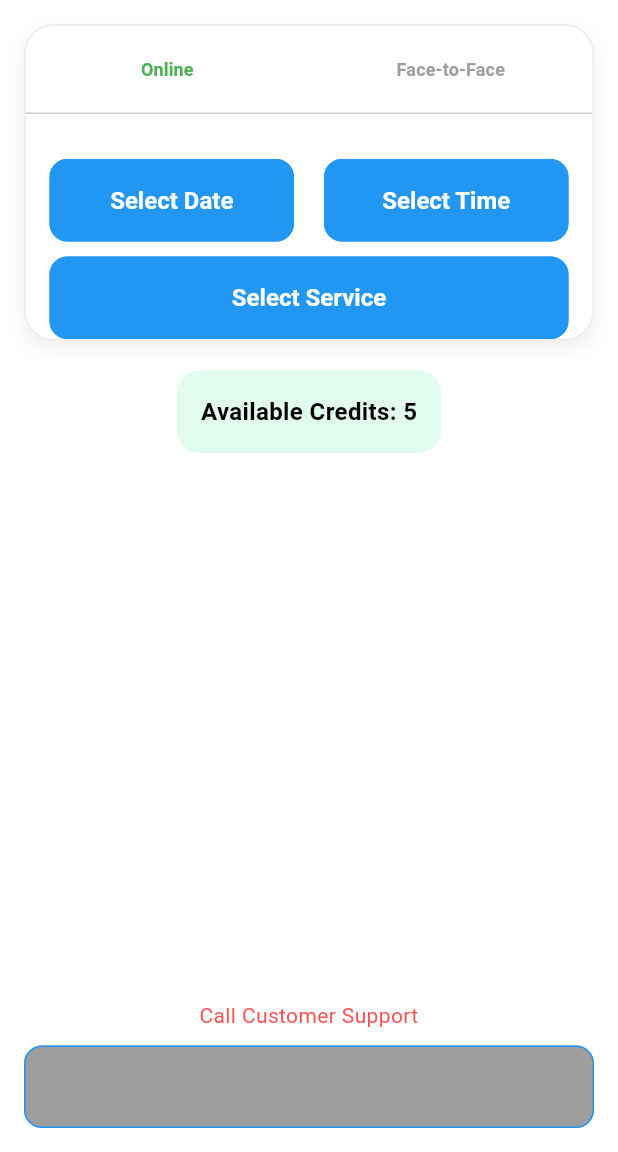
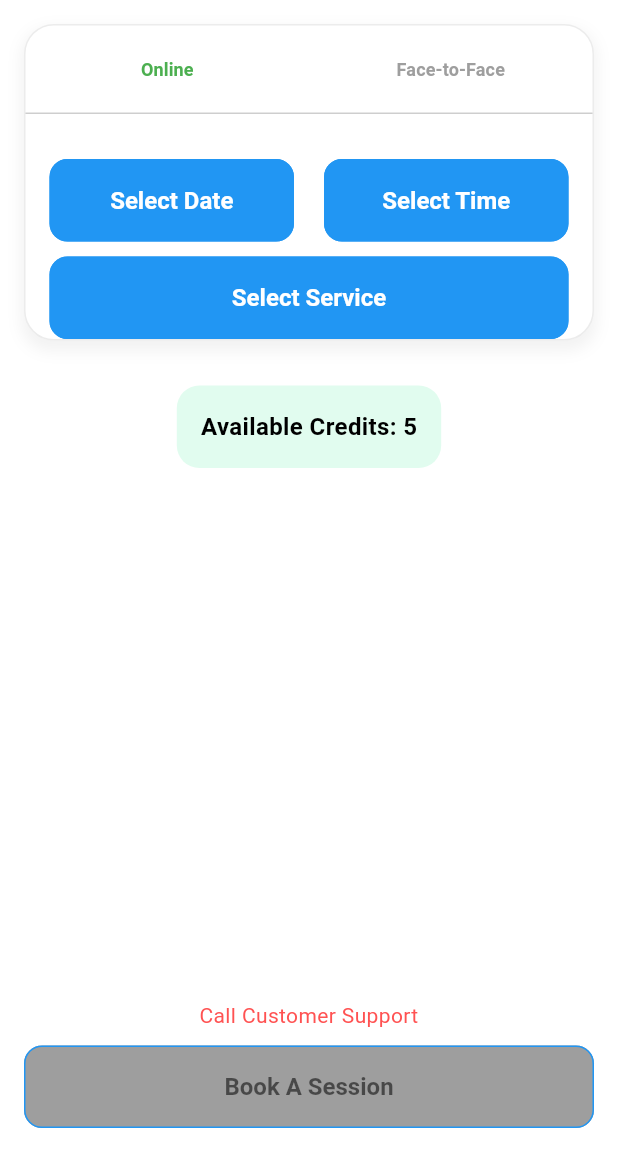
Before and after one commit to JericoDj/MentalHealth, a Flutter app: the ConsultationScreen screen opened directly, on a phone screen of 412 x 824 dp, the part 84-1236 px from its top. Run offline on Flutter 3.47's test engine with Material 3 defaults, Android fonts, the phone set to English and light mode, and no system bars; our stand-ins replace carousel_slider, connectivity_plus, firebase_auth, firebase_core, flutter_native_splash, get and 4 more; accounts and stored records are empty.

Commit message:
Third Commit

```diff
--- a/lib/screens/homescreen/consultation_touchpoint/consultation_screen.dart
+++ b/lib/screens/homescreen/consultation_touchpoint/consultation_screen.dart
@@ -1,6 +1,8 @@
 import 'package:flutter/material.dart';
 import 'package:get/get.dart';
 import 'package:intl/intl.dart';
+import '../../../widgets/homescreen_widgets/consultation_screen_widgets/consultation_form.dart';
+import '../../../widgets/homescreen_widgets/consultation_screen_widgets/bottom_buttons.dart';
 import '../../../widgets/homescreen_widgets/call_customer_support_widget.dart';
 import '../booking_review_screen.dart';
 
@@ -17,36 +19,6 @@ class _ConsultationScreenState extends State<ConsultationScreen> {
   TimeOfDay? _selectedTime;
   String? _selectedService;
   int availableCredits = 5;
-
-  final List<String> _specialists = [
-    "Psychological Assessment",
-    "Consultation",
-    "Couple Therapy/Counseling",
-    "Counseling and Psychotherapy",
-  ];
-
-  final Map<String, String> _serviceDetails = {
-    "Psychological Assessment":
-    "Use of integrative tools such as testing, interviews, observation, or other assessment tools for a "
-        "comprehensive understanding of a client’s system, concern, or condition depending on their needs and "
-        "purpose (e.g. school, employment, diagnosis, legal requirement, emotional support animal).",
-
-    "Consultation":
-    "A session where you can freely express, share, and consult your mental health concerns, experiences, "
-        "thoughts, and emotions. A recommendation or established therapeutic goals will be provided at the end of this "
-        "session.\n\n"
-        "A. Psychiatric Consultation – A consultation with a psychiatrist.\n"
-        "B. Adult Psychological Consultation – A session for adults with a psychologist.\n"
-        "C. Child and Adolescent Psychological Consultation – A session for children and adolescents with a psychologist.",
-
-    "Couple Therapy/Counseling":
-    "An intervention aimed at helping couples build healthy relationships and facilitate conflict resolution "
-        "to overcome issues that hinder a satisfying relationship.",
-
-    "Counseling and Psychotherapy":
-    "A therapeutic session with a psychologist to assist a client towards healing, intervention, or recovery from "
-        "their concerns, experiences, trauma, or any psychological and mental health challenges."
-  };
 
   // Pick Date
   void _pickDate() async {
@@ -80,21 +52,17 @@ class _ConsultationScreenState extends State<ConsultationScreen> {
   void _showSpecialistPicker() async {
     final service = await showModalBottomSheet<String>(
       context: context,
-      builder: (context) => ListView.builder(
-        itemCount: _specialists.length,
-        itemBuilder: (context, index) => ListTile(
-          title: Text(_specialists[index]),
-          trailing: IconButton(
-            icon: const Icon(Icons.info_outline, color: Colors.blue),
-            onPressed: () {
-              Navigator.of(context).pop();
-              _showServiceDetails(_specialists[index]);
+      builder: (context) => ListView(
+        children: _specialists.entries.map((entry) {
+          return ListTile(
+            title: Text(entry.key),
+            subtitle: Text(entry.value, maxLines: 2, overflow: TextOverflow.ellipsis),
+            trailing: const Icon(Icons.info_outline, color: Colors.blue),
+            onTap: () {
+              Navigator.of(context).pop(entry.key);
             },
-          ),
-          onTap: () {
-            Navigator.of(context).pop(_specialists[index]);
-          },
-        ),
+          );
+        }).toList(),
       ),
     );
     if (service != null) {
@@ -104,157 +72,44 @@ class _ConsultationScreenState extends State<ConsultationScreen> {
     }
   }
 
-  // Show Service Details
-  void _showServiceDetails(String service) {
-    showDialog(
-      context: context,
-      builder: (context) {
-        return AlertDialog(
-          title: Text(service),
-          content: Text(_serviceDetails[service] ?? "No description available."),
-          actions: [
-            TextButton(
-              onPressed: () => Navigator.of(context).pop(),
-              child: const Text("Close"),
-            ),
-          ],
-        );
-      },
-    );
-  }
+  // Service Options
+  final Map<String, String> _specialists = {
+    "Psychological Assessment":
+    "Comprehensive assessment through interviews and tests.",
+    "Consultation":
+    "General consultation to address mental health concerns.",
+    "Couple Therapy/Counseling":
+    "Help couples resolve conflicts and improve relationships.",
+    "Counseling and Psychotherapy":
+    "Therapy sessions aimed at healing and mental well-being.",
+  };
 
   // Customer Support Popup
   void _showCustomerSupportPopup() {
     showDialog(
       context: context,
-      builder: (context) =>CallCustomerSupportPopup(),
+      builder: (context) => CallCustomerSupportPopup(),
     );
   }
 
-  // Build Consultation Form
-  Widget _buildConsultationForm() {
-    String _formatDate(DateTime date) =>
-        DateFormat('EEE., MMM. d').format(date);
-
-    String _formatTime(TimeOfDay time) {
-      final now = DateTime.now();
-      final dt = DateTime(now.year, now.month, now.day, time.hour, time.minute);
-      return DateFormat('h:mm a').format(dt);
+  // Book Session
+  void _bookSession() {
+    if (_selectedDate != null && _selectedTime != null && _selectedService != null) {
+      Get.to(() => BookingReviewScreen(
+        consultationType: _selectedConsultationType,
+        selectedDate: DateFormat('EEE., MMM. d').format(_selectedDate!),
+        selectedTime: _selectedTime!.format(context),
+        service: _selectedService!,
+      ));
     }
-
-    return Container(
-      padding: const EdgeInsets.all(0),
-      decoration: BoxDecoration(
-        border: Border.all(color: Colors.grey.withOpacity(.2)),
-        color: Colors.white,
-        borderRadius: BorderRadius.circular(20),
-        boxShadow: [
-          BoxShadow(
-            color: Colors.black.withOpacity(0.05),
-            spreadRadius: 2,
-            blurRadius: 8,
-            offset: const Offset(0, 5),
-          ),
-        ],
-      ),
-      child: Column(
-        crossAxisAlignment: CrossAxisAlignment.stretch,
-        children: [
-          // Consultation Type Toggle
-          Container(
-            decoration: BoxDecoration(
-              border: Border(bottom: BorderSide(color: Colors.grey.withOpacity(0.5))),
-            ),
-            padding: const EdgeInsets.symmetric(vertical: 5),
-            child: Row(
-              children: [
-                _buildToggleTextButton("Online"),
-                _buildToggleTextButton("Face-to-Face"),
-              ],
-            ),
-          ),
-          const SizedBox(height: 30),
-
-          // Date and Time Selection
-          _buildDateTimeSelection(_formatDate, _formatTime),
-
-          const SizedBox(height: 10),
-
-          // Specialist Selection
-          _buildSpecialistSelection(),
-        ],
-      ),
-    );
   }
 
-  Widget _buildDateTimeSelection(_formatDate, _formatTime) {
-    return Padding(
-      padding: const EdgeInsets.symmetric(horizontal: 16),
-      child: Row(
-        children: [
-          Expanded(
-            child: ElevatedButton(
-              onPressed: _pickDate,
-              child: Text(
-                _selectedDate == null
-                    ? "Select Date"
-                    : _formatDate(_selectedDate!),
-              ),
-            ),
-          ),
-          const SizedBox(width: 20),
-          Expanded(
-            child: ElevatedButton(
-              onPressed: _pickTime,
-              child: Text(
-                _selectedTime == null
-                    ? "Select Time"
-                    : _formatTime(_selectedTime!),
-              ),
-            ),
-          ),
-        ],
-      ),
-    );
-  }
-
-  Widget _buildSpecialistSelection() {
-    return Padding(
-      padding: const EdgeInsets.symmetric(horizontal: 16),
-      child: ElevatedButton(
-        onPressed: _showSpecialistPicker,
-        child: Text(
-          _selectedService == null
-              ? "Select Service"
-              : "Service: $_selectedService",
-        ),
-      ),
-    );
-  }
-
-  Widget _buildToggleTextButton(String type) {
-    final bool isSelected = _selectedConsultationType == type;
-    return Expanded(
-      child: TextButton(
-        onPressed: () {
-          setState(() {
-            _selectedConsultationType = type;
-          });
-        },
-        child: Text(
-          type,
-          style: TextStyle(
-            fontWeight: FontWeight.bold,
-            color: isSelected ? Colors.green : Colors.grey,
-          ),
-        ),
-      ),
-    );
-  }
-
-  // **Build Method (Required for the State Class)**
   @override
   Widget build(BuildContext context) {
+    bool isFormComplete = _selectedDate != null &&
+        _selectedTime != null &&
+        _selectedService != null;
+
     return Scaffold(
       appBar: AppBar(
         title: const Text("Consultation Touchpoint"),
@@ -265,10 +120,25 @@ class _ConsultationScreenState extends State<ConsultationScreen> {
         padding: const EdgeInsets.all(16.0),
         child: Column(
           children: [
-            _buildConsultationForm(),
-            const SizedBox(height: 20),
-
-            // Available credits
+            ConsultationForm(
+              selectedConsultationType: _selectedConsultationType,
+              selectedDate: _selectedDate,
+              selectedTime: _selectedTime,
+              selectedService: _selectedService,
+              onPickDate: _pickDate,
+              onPickTime: _pickTime,
+              onSelectService: (String service) {
+                setState(() {
+                  _selectedService = service;
+                });
+              },
+              onToggleType: (type) {
+                setState(() {
+                  _selectedConsultationType = type;
+                });
+              },
+            ),
+            const SizedBox(height: 30),
             Container(
               padding: const EdgeInsets.all(16),
               decoration: BoxDecoration(
@@ -283,45 +153,11 @@ class _ConsultationScreenState extends State<ConsultationScreen> {
           ],
         ),
       ),
-
-
-      bottomNavigationBar: Padding(
-        padding: const EdgeInsets.all(16.0),
-        child: Column(
-          mainAxisSize: MainAxisSize.min,
-          children: [
-            GestureDetector(
-              onTap: _showCustomerSupportPopup,
-              child: const Text(
-                "Call Customer Support",
-                style: TextStyle(
-                  fontSize: 14,
-                  color: Colors.redAccent,
-                ),
-                textAlign: TextAlign.center,
-              ),
-            ),
-            const SizedBox(height: 10),
-            SizedBox(
-              width: double.infinity,
-              child: ElevatedButton(
-                onPressed: availableCredits > 0 &&
-                    _selectedDate != null &&
-                    _selectedTime != null &&
-                    _selectedService != null
-                    ? () {
-                  Get.to(() => BookingReviewScreen(
-                    consultationType: _selectedConsultationType,
-                    selectedDate: DateFormat('EEE., MMM. d').format(_selectedDate!),
-                    selectedTime: _selectedTime!.format(context),
-                    service: _selectedService!,
-                  ));
-                } : null,
-                child: const Text("Book A Session"),
-              ),
-            ),
-          ],
-        ),
+      bottomNavigationBar: BottomButtons(
+        availableCredits: availableCredits,
+        isFormComplete: isFormComplete,
+        onBookSession: _bookSession,
+        onCallSupport: _showCustomerSupportPopup,
       ),
     );
   }
--- /dev/null
+++ b/lib/widgets/homescreen_widgets/consultation_screen_widgets/bottom_buttons.dart
@@ -0,0 +1,56 @@
+import 'package:flutter/material.dart';
+
+class BottomButtons extends StatelessWidget {
+  final int availableCredits;
+  final bool isFormComplete;
+  final Function() onBookSession;
+  final Function() onCallSupport;
+
+  const BottomButtons({
+    Key? key,
+    required this.availableCredits,
+    required this.isFormComplete,
+    required this.onBookSession,
+    required this.onCallSupport,
+  }) : super(key: key);
+
+  @override
+  Widget build(BuildContext context) {
+    bool isButtonEnabled = isFormComplete && availableCredits > 0;
+
+    return Padding(
+      padding: const EdgeInsets.all(16.0),
+      child: Column(
+        mainAxisSize: MainAxisSize.min,
+        children: [
+          GestureDetector(
+            onTap: onCallSupport,
+            child: const Text(
+              "Call Customer Support",
+              style: TextStyle(fontSize: 14, color: Colors.redAccent),
+              textAlign: TextAlign.center,
+            ),
+          ),
+          const SizedBox(height: 10),
+          SizedBox(
+            width: double.infinity,
+            child: ElevatedButton(
+              onPressed: isButtonEnabled ? onBookSession : null,
+              style: ElevatedButton.styleFrom(
+                backgroundColor: isButtonEnabled
+                    ? Colors.green
+                    : Colors.grey.withOpacity(0.5),
+              ),
+              child: Text(
+                "Book A Session",
+                style: TextStyle(
+                  color: isButtonEnabled ? Colors.white : Colors.black54,  // Text color changes if greyed out
+                ),
+              ),
+            ),
+          ),
+        ],
+      ),
+    );
+  }
+}
--- /dev/null
+++ b/lib/widgets/homescreen_widgets/consultation_screen_widgets/consultation_form.dart
@@ -0,0 +1,69 @@
+import 'package:flutter/material.dart';
+import 'package:llps_mental_app/widgets/homescreen_widgets/consultation_screen_widgets/specialist_selection.dart';
+
+import 'consultation_toggle.dart';
+import 'date_time_selection.dart';
+
+class ConsultationForm extends StatelessWidget {
+  final String selectedConsultationType;
+  final DateTime? selectedDate;
+  final TimeOfDay? selectedTime;
+  final String? selectedService;
+  final Function() onPickDate;
+  final Function() onPickTime;
+  final Function(String) onSelectService;  // <-- Accept String here
+  final Function(String) onToggleType;
+
+  const ConsultationForm({
+    Key? key,
+    required this.selectedConsultationType,
+    required this.selectedDate,
+    required this.selectedTime,
+    required this.selectedService,
+    required this.onPickDate,
+    required this.onPickTime,
+    required this.onSelectService,  // <-- Updated here
+    required this.onToggleType,
+  }) : super(key: key);
+
+  @override
+  Widget build(BuildContext context) {
+    return Container(
+      padding: const EdgeInsets.all(0),
+      decoration: BoxDecoration(
+        border: Border.all(color: Colors.grey.withOpacity(.2)),
+        color: Colors.white,
+        borderRadius: BorderRadius.circular(20),
+        boxShadow: [
+          BoxShadow(
+            color: Colors.black.withOpacity(0.05),
+            spreadRadius: 2,
+            blurRadius: 8,
+            offset: const Offset(0, 5),
+          ),
+        ],
+      ),
+      child: Column(
+        crossAxisAlignment: CrossAxisAlignment.stretch,
+        children: [
+          ConsultationToggle(
+            selectedType: selectedConsultationType,
+            onToggle: onToggleType,
+          ),
+          const SizedBox(height: 30),
+          DateTimeSelection(
+            selectedDate: selectedDate,
+            selectedTime: selectedTime,
+            onPickDate: onPickDate,
+            onPickTime: onPickTime,
+          ),
+          const SizedBox(height: 10),
+          SpecialistSelection(
+            selectedService: selectedService,
+            onSelectService: onSelectService,  // Now correct type
+          ),
+        ],
+      ),
+    );
+  }
+}
--- /dev/null
+++ b/lib/widgets/homescreen_widgets/consultation_screen_widgets/consultation_toggle.dart
@@ -0,0 +1,44 @@
+import 'package:flutter/material.dart';
+
+class ConsultationToggle extends StatelessWidget {
+  final String selectedType;
+  final Function(String) onToggle;
+
+  const ConsultationToggle({
+    Key? key,
+    required this.selectedType,
+    required this.onToggle,
+  }) : super(key: key);
+
+  @override
+  Widget build(BuildContext context) {
+    return Container(
+      decoration: BoxDecoration(
+        border: Border(bottom: BorderSide(color: Colors.grey.withOpacity(0.5))),
+      ),
+      padding: const EdgeInsets.symmetric(vertical: 5),
+      child: Row(
+        children: [
+          _buildToggleButton("Online"),
+          _buildToggleButton("Face-to-Face"),
+        ],
+      ),
+    );
+  }
+
+  Widget _buildToggleButton(String type) {
+    final bool isSelected = selectedType == type;
+    return Expanded(
+      child: TextButton(
+        onPressed: () => onToggle(type),
+        child: Text(
+          type,
+          style: TextStyle(
+            fontWeight: FontWeight.bold,
+            color: isSelected ? Colors.green : Colors.grey,
+          ),
+        ),
+      ),
+    );
+  }
+}
--- /dev/null
+++ b/lib/widgets/homescreen_widgets/consultation_screen_widgets/date_time_selection.dart
@@ -0,0 +1,58 @@
+import 'package:flutter/material.dart';
+import 'package:intl/intl.dart';
+
+class DateTimeSelection extends StatelessWidget {
+  final DateTime? selectedDate;
+  final TimeOfDay? selectedTime;
+  final Function() onPickDate;
+  final Function() onPickTime;
+
+  const DateTimeSelection({
+    Key? key,
+    required this.selectedDate,
+    required this.selectedTime,
+    required this.onPickDate,
+    required this.onPickTime,
+  }) : super(key: key);
+
+  String _formatDate(DateTime date) =>
+      DateFormat('EEE., MMM. d').format(date);
+
+  String _formatTime(TimeOfDay time) {
+    final now = DateTime.now();
+    final dt = DateTime(now.year, now.month, now.day, time.hour, time.minute);
+    return DateFormat('h:mm a').format(dt);
+  }
+
+  @override
+  Widget build(BuildContext context) {
+    return Padding(
+      padding: const EdgeInsets.symmetric(horizontal: 16),
+      child: Row(
+        children: [
+          Expanded(
+            child: ElevatedButton(
+              onPressed: onPickDate,
+              child: Text(
+                selectedDate == null
+                    ? "Select Date"
+                    : _formatDate(selectedDate!),
+              ),
+            ),
+          ),
+          const SizedBox(width: 20),
+          Expanded(
+            child: ElevatedButton(
+              onPressed: onPickTime,
+              child: Text(
+                selectedTime == null
+                    ? "Select Time"
+                    : _formatTime(selectedTime!),
+              ),
+            ),
+          ),
+        ],
+      ),
+    );
+  }
+}
--- /dev/null
+++ b/lib/widgets/homescreen_widgets/consultation_screen_widgets/specialist_selection.dart
@@ -0,0 +1,54 @@
+import 'package:flutter/material.dart';
+
+class SpecialistSelection extends StatelessWidget {
+  final String? selectedService;
+  final Function(String) onSelectService;  // Expecting a String parameter
+
+  const SpecialistSelection({
+    Key? key,
+    required this.selectedService,
+    required this.onSelectService,
+  }) : super(key: key);
+
+  @override
+  Widget build(BuildContext context) {
+    return Padding(
+      padding: const EdgeInsets.symmetric(horizontal: 16),
+      child: ElevatedButton(
+        onPressed: () async {
+          final service = await _showServicePicker(context);
+          if (service != null) {
+            onSelectService(service);  // Pass the selected service
+          }
+        },
+        child: Text(
+          selectedService == null
+              ? "Select Service"
+              : "$selectedService",
+        ),
+      ),
+    );
+  }
+
+  Future<String?> _showServicePicker(BuildContext context) async {
+    final List<String> _specialists = [
+      "Psychological Assessment",
+      "Consultation",
+      "Couple Therapy/Counseling",
+      "Counseling and Psychotherapy",
+    ];
+
+    return showModalBottomSheet<String>(
+      context: context,
+      builder: (context) => ListView.builder(
+        itemCount: _specialists.length,
+        itemBuilder: (context, index) => ListTile(
+          title: Text(_specialists[index]),
+          onTap: () {
+            Navigator.of(context).pop(_specialists[index]);
+          },
+        ),
+      ),
+    );
+  }
+}
```
